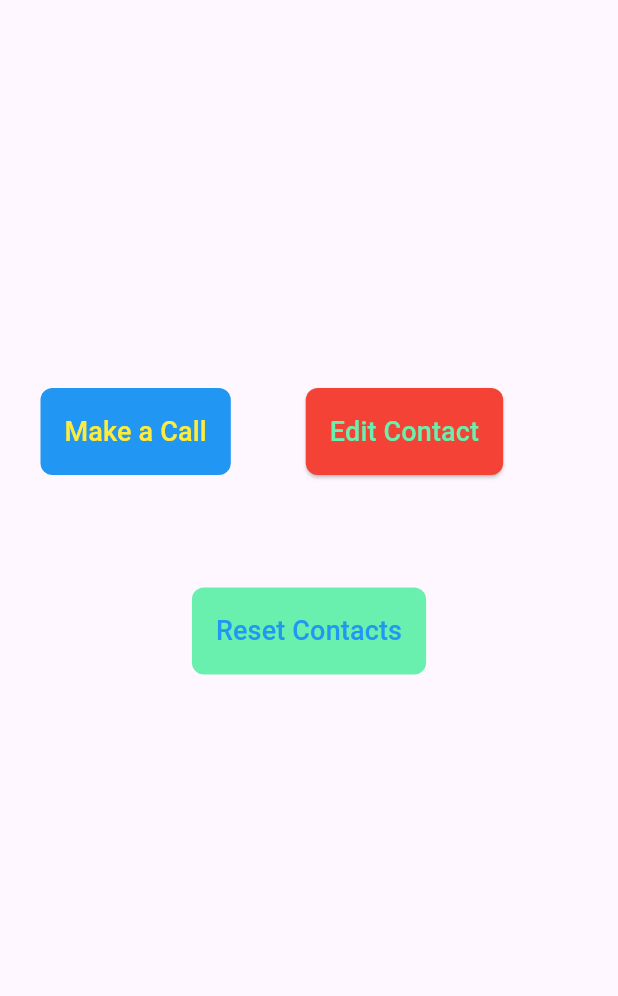
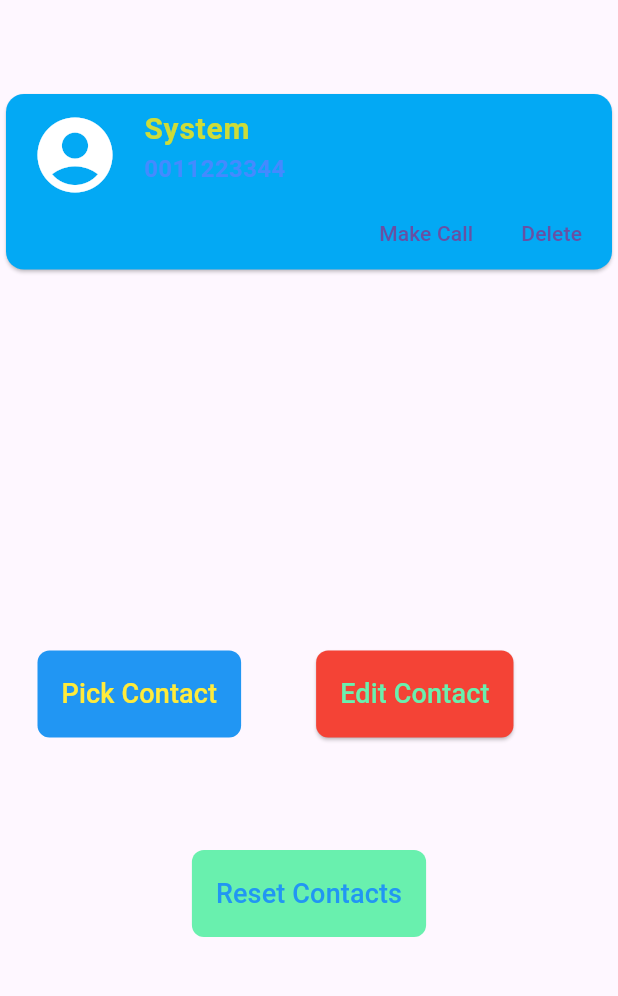
Before and after one commit to Crazzy-novus/Call_2_known-flutter-project, a Flutter app: the screen it shows after launch, on a phone screen of 412 x 824 dp, the part 71-1067 px from its top. Run offline on Flutter 3.47's test engine with Material 3 defaults, Android fonts, the phone set to English and light mode, and no system bars; our stand-ins replace flutter_contacts, fluttertoast, permission_handler; missing offline and left inert: call_log.

Commit message:
new feature dynamic card added.

```diff
--- a/lib/main.dart
+++ b/lib/main.dart
@@ -1,19 +1,26 @@
+import 'dart:async';
 import 'dart:convert';
 import 'dart:math';
 import 'dart:io';
+import 'dart:convert' as convert;
+
+import 'package:call_log/call_log.dart';
 import 'package:flutter/material.dart';
 import 'package:flutter_contacts/flutter_contacts.dart' show Contact, FlutterContacts;
 import 'package:url_launcher/url_launcher.dart';
 import 'package:permission_handler/permission_handler.dart';
 import 'package:path_provider/path_provider.dart';
 import 'package:fluttertoast/fluttertoast.dart' show Fluttertoast, Toast, ToastGravity;
-import 'dart:convert' as convert;
+
 
 
 // List to store contacts Global variable
 List<Contact> getContacts = [];
+List<SerializedContact>? _contacts;
 
-List<SerializedContact>? _contacts;
+
+
+/// card variable
 
 void main() {
   runApp( const MaterialApp(
@@ -23,6 +30,8 @@ void main() {
 }
 
 /// Class to serialize a Contact
+ /* generate a doc for the class */
+
 class SerializedContact {
   String? name;
   String? phones;
@@ -70,6 +79,7 @@ Future<String> getExternalDocumentPath() async {
 
 /// Function to fetch contacts from FlutterContacts if file is empty or does not exist
 Future<void> fetchContacts() async {
+
   if (await FlutterContacts.requestPermission()) {
     getContacts = await FlutterContacts.getContacts(
       withProperties: true,
@@ -136,6 +146,18 @@ class MyHomePage extends StatefulWidget {
 class _MyHomePageState extends State<MyHomePage> {
 
 
+  late String _name;
+  late String _phoneNumber;
+  late String _count;
+  late String _MCName; // MC - Most Called
+  late String _MCPhone;
+  late String _incoming;
+  late String _outgoing;
+  late String _duration;
+  late Timer _timer;
+
+  Iterable<CallLogEntry> _callLogEntries = [];
+
   void getPhoneData() async {
 
     try {
@@ -184,19 +206,41 @@ class _MyHomePageState extends State<MyHomePage> {
   }
 
 
+// Function to generate random number to get random contact to call
+  int getRandomContact() {
+    var random = Random();
+    int totalContact = _contacts!.length;
+    return random.nextInt(totalContact);
+  }
+
   @override
-  void initState() {
+  Future<void> initState() async {
     // TODO: implement initState
     super.initState();
     getPhoneData();
 
+    _name = 'System';
+    _phoneNumber = '0011223344';
+
+    _callLogEntries = await CallLog.get();
+
+    // Start a timer to update the data every 10 seconds
+    _timer = Timer.periodic(Duration(seconds: 6), (timer) {
+      setState(() {
+        // Simulated dynamic update for demonstration purposes
+        var n = getRandomContact();
+        _name = _contacts![n].name!;
+        _phoneNumber = _contacts![n].phones!;
+      });
+    });
   }
 
-// Function to generate random number to get random contact to call
-  int getRandomContact(int totalContact) {
-    var random = Random();
-    return random.nextInt(totalContact);
+  @override
+  void dispose() {
+    _timer.cancel();
+    super.dispose();
   }
+
 
 
 
@@ -233,14 +277,61 @@ class _MyHomePageState extends State<MyHomePage> {
       body: Center (
         child: Column(
           children: [
+            const SizedBox(height: 50),
+            Card(
+              color: Colors.lightBlue,
+                child:  Column(
+                  mainAxisSize: MainAxisSize.min,
+                  children: <Widget>[
+                    ListTile(
+                      leading: Container(
+                        alignment: Alignment.center,
+                        width: 60,
+                        height: 48,
+                        child: Icon(Icons.account_circle, size: 60, color: Colors.white),
+                      ),
+
+                      title:Container(
+                        alignment: Alignment.bottomLeft,
+                        width: 0,
+                        height: 30,
+                        child: Text(_name, style: const TextStyle(color: Colors.lime, fontSize: 20, fontWeight: FontWeight.bold)),
+                      ),
+                      subtitle: Text(_phoneNumber, style: const TextStyle(color: Colors.blueAccent, fontSize: 16, fontWeight: FontWeight.bold)),
+                    ),
+                    Row(
+                      mainAxisAlignment: MainAxisAlignment.end,
+                      children: <Widget>[
+                        TextButton(
+                          child: const Text('Make Call'),
+                          onPressed: () {
+                            _makePhoneCall(_phoneNumber);
+                          },
+                        ),
+                        const SizedBox(width: 8),
+                        TextButton(
+                          child: const Text('Delete'),
+                          onPressed: () {
+                            setState(() {
+                              _contacts!.remove(_name);
+                            });
+
+                          },
+                        ),
+                        const SizedBox(width: 8),
+                      ],
+                    ),
+                  ],
+                ),
+              ),
             const SizedBox(height: 250),
             Center(child: Row (
               children: [
-                const SizedBox(width: 27.0),
+                const SizedBox(width: 25.0),
                 TextButton(
 
                   onPressed: () {
-                    int index = getRandomContact(_contacts!.length);
+                    int index = getRandomContact();
                     _makePhoneCall(_contacts![index].phones!);
                   },
                   style: TextButton.styleFrom(
@@ -253,7 +344,7 @@ class _MyHomePageState extends State<MyHomePage> {
                     ),
                   ),
                   child: const Text(
-                    "Make a Call",
+                    "Pick Contact",
                     style: TextStyle(
                       color: Colors.yellow, // Text color of the button
                       fontSize: 18, // Font size of the text
@@ -356,7 +447,14 @@ class _EditContactScreenState extends State<EditContactScreen> {
           elevation: 0,
         ),
         body: (_contacts == null) ? const Center(
-            child: CircularProgressIndicator()) : ListView.builder(
+            child: CircularProgressIndicator()) :
+            SizedBox(
+              height: MediaQuery.of(context).size.height * 0.8, // Set a specific height
+
+                child: Column(
+                children: [
+                  Expanded(
+                    child: ListView.builder(
                         itemCount: _contacts!.length,
                         itemBuilder: (BuildContext, int index) {
                           String number = (_contacts![index].phones!.isNotEmpty) ? _contacts![index].phones! : "";
@@ -370,6 +468,10 @@ class _EditContactScreenState extends State<EditContactScreen> {
                             ),
                           );
                         })
+                  )
+                ]
+              )
+            )
     );
   }
 }
--- a/pubspec.yaml
+++ b/pubspec.yaml
@@ -34,7 +34,7 @@ dependencies:
   flutter_contacts: ^1.1.7+1
   url_launcher: ^6.2.1
   flutter_native_splash: ^2.3.8
-
+  call_log: ^4.0.0
 
   # The following adds the Cupertino Icons font to your application.
   # Use with the CupertinoIcons class for iOS style icons.
```
Also changed, not shown: pubspec.lock, 1 other file. Lines whose indentation alone changed are shown as unchanged.
